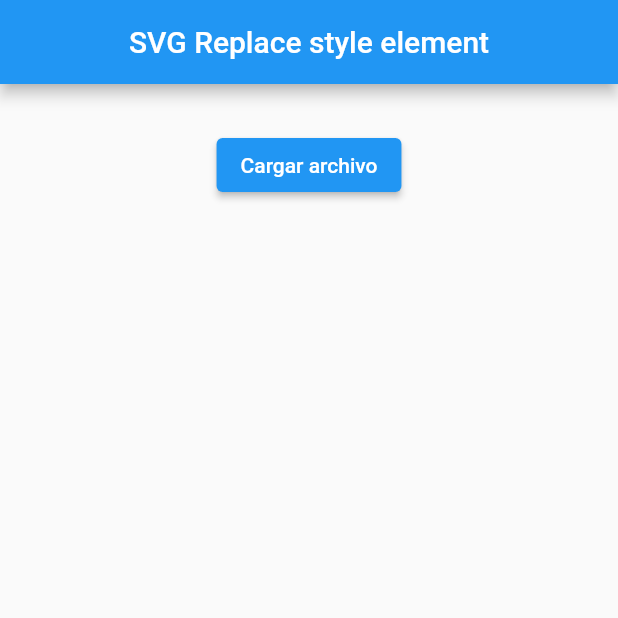
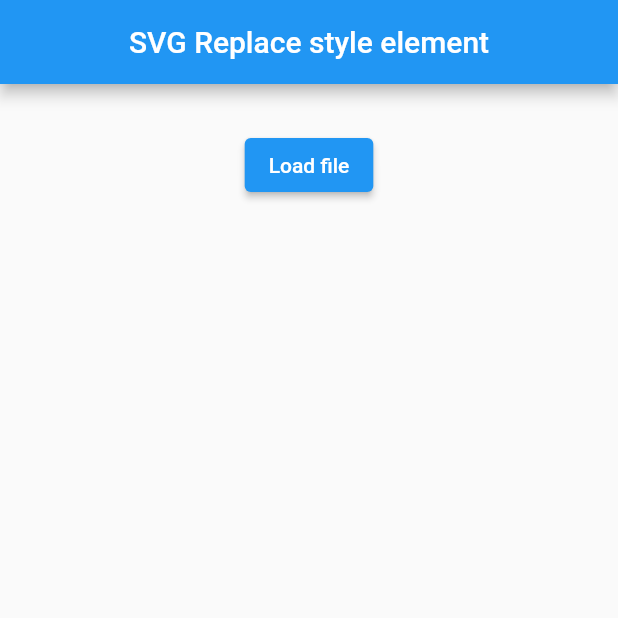
Before and after one commit to Malomalote/svg-replace-style-element, a Flutter app: the screen it shows after launch, on a phone screen of 412 x 824 dp, the top half of it. Run offline on Flutter 3.47's test engine with Material 2 defaults, Android fonts, the phone set to English and light mode, and no system bars; our stand-ins replace file_picker, flutter_svg.

Commit message:
translate interface

```diff
--- a/lib/pages/home_page.dart
+++ b/lib/pages/home_page.dart
@@ -16,16 +16,17 @@ class Home extends StatefulWidget {
 class _HomeState extends State<Home> {
   String svg = '';
   String outputName = 'output.svg';
+
   @override
   Widget build(BuildContext context) {
-    final size=MediaQuery.of(context).size;
+    final size = MediaQuery.of(context).size;
     return Scaffold(
-      appBar: AppBar(title: const Center(child: Text('SVG Replace style element'))),
+      appBar:
+          AppBar(title: const Center(child: Text('SVG Replace style element'))),
       body: Center(
         child: Padding(
           padding: const EdgeInsets.all(30.0),
           child: Column(
-
             children: [
               ElevatedButton(
                   onPressed: () async {
@@ -35,7 +36,7 @@ class _HomeState extends State<Home> {
 
                     if (result != null) {
                       File file = File(result.files.single.path!);
-                      svg = transformSVG(file.readAsStringSync());
+                      svg = svgRemoveStyleLabel(file.readAsStringSync());
                       outputName = result.files.single.name;
                       outputName = outputName.replaceAll('.svg', '_copia.svg');
                       setState(() {});
@@ -43,17 +44,17 @@ class _HomeState extends State<Home> {
                       // User canceled the picker
                     }
                   },
-                  child: const Text('Cargar archivo')),
+                  child: const Text('Load file')),
               (svg != '')
                   ? Column(
                       children: [
-                        SizedBox(height: 20),
-                        Container(
-                          width: size.width-100,
-                          height: size.height-220,
-                          child: SvgPicture.string(svg, fit: BoxFit.contain)),
-                        SizedBox(height: 20),
-
+                        const SizedBox(height: 20),
+                        SizedBox(
+                          width: size.width - 100,
+                          height: size.height - 220,
+                          child: SvgPicture.string(svg, fit: BoxFit.contain),
+                        ),
+                        const SizedBox(height: 20),
                         ElevatedButton(
                             onPressed: () async {
                               String? outputFile =
@@ -69,11 +70,10 @@ class _HomeState extends State<Home> {
                                 newFile.writeAsStringSync(svg);
                               }
                             },
-                            child: const Text('Guardar archivo')),
+                            child: const Text('Save file')),
                       ],
                     )
-                  : Container(
-                    )
+                  : Container()
             ],
           ),
         ),
--- a/lib/utils/utils.dart
+++ b/lib/utils/utils.dart
@@ -1,4 +1,4 @@
-String transformSVG(String input) {
+String svgRemoveStyleLabel(String input) {
   String transformsvg = input;
   if (input.contains('<style')) {
     int posInit = input.indexOf('<style');
```
Also changed, not shown: 1 other file.
